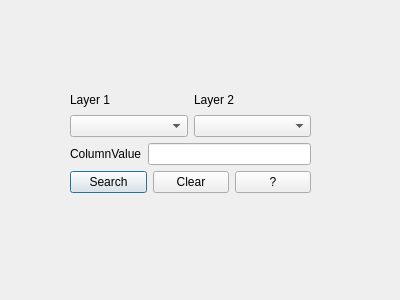
Above: Attribute_dialog_base.ui from umme-f/plugin-colname-separate-call before the change. Below: the same form after it.
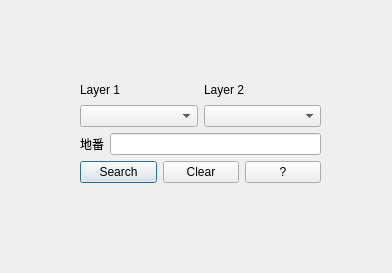
That is the form after the change.

```diff
--- a/Attribute_dialog_base.ui
+++ b/Attribute_dialog_base.ui
@@ -6,8 +6,8 @@
    <rect>
     <x>0</x>
     <y>0</y>
-    <width>400</width>
-    <height>300</height>
+    <width>392</width>
+    <height>273</height>
    </rect>
   </property>
   <property name="windowTitle">
@@ -16,8 +16,8 @@
   <widget class="QWidget" name="">
    <property name="geometry">
     <rect>
-     <x>70</x>
-     <y>90</y>
+     <x>80</x>
+     <y>80</y>
      <width>241</width>
      <height>103</height>
     </rect>
@@ -60,7 +60,7 @@
       <item>
        <widget class="QLabel" name="label_3">
         <property name="text">
-         <string>ColumnValue</string>
+         <string>地番</string>
         </property>
        </widget>
       </item>
```
Left out of the diff: 64 changed lines with no effect on the pictures.
